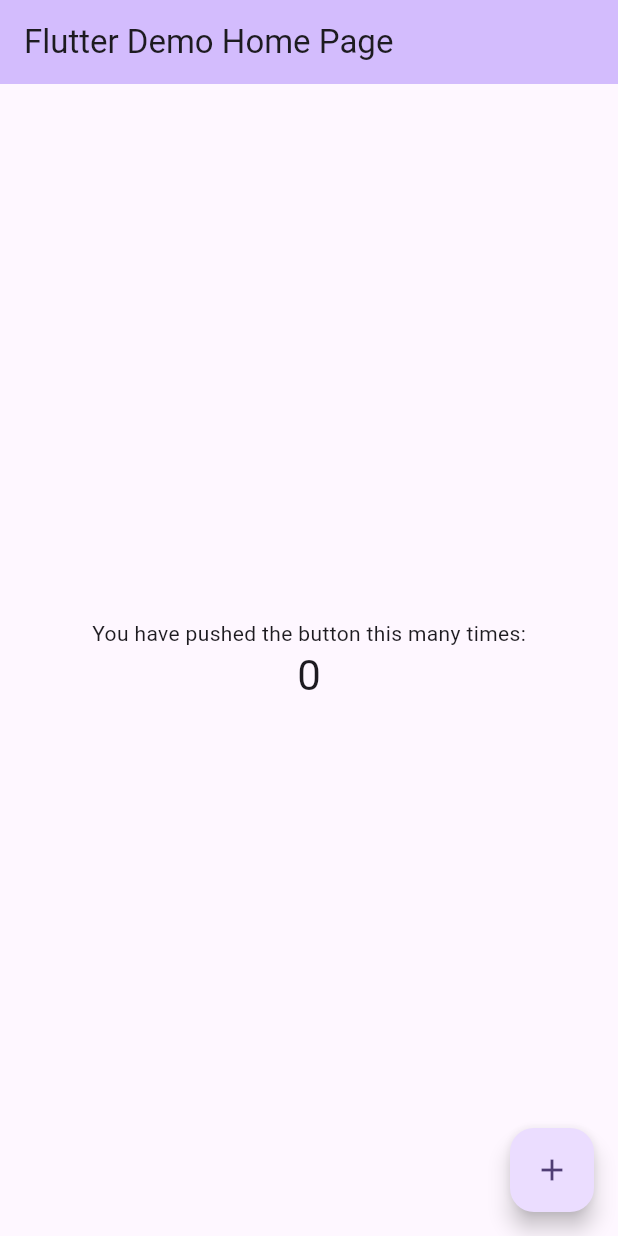
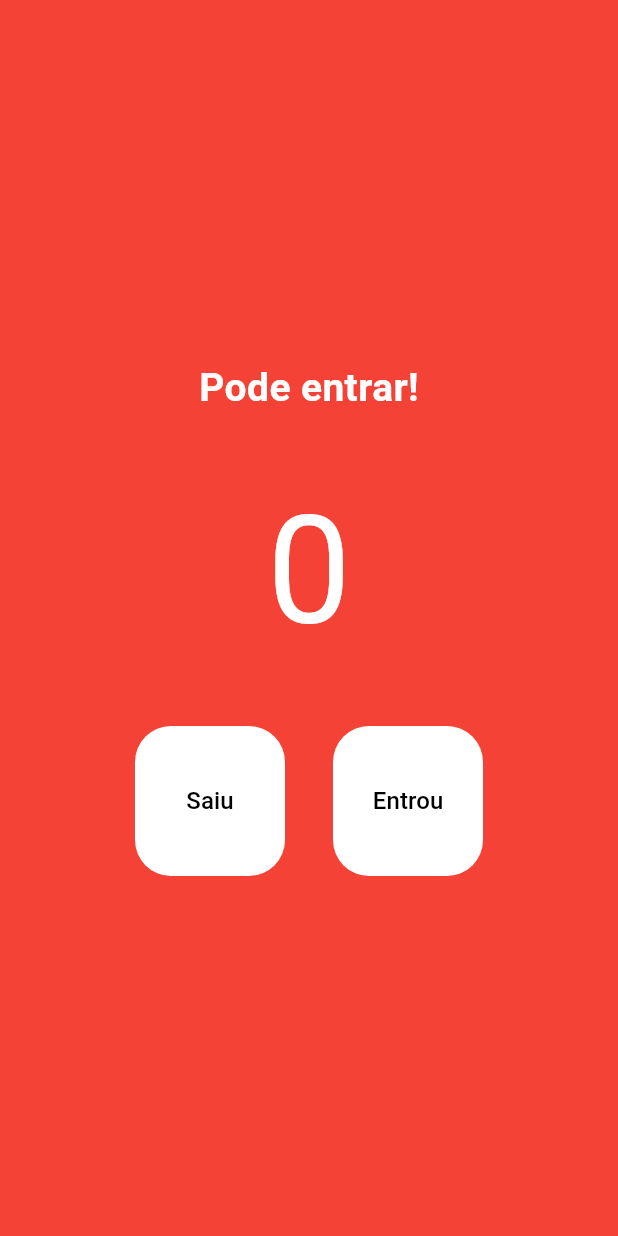
Before and after one commit to HeDuz7/Contador-Flutter, a Flutter app: the screen it shows after launch, on a phone screen of 412 x 824 dp. Run offline on Flutter 3.47's test engine with Material 3 defaults, Android fonts, the phone set to English and light mode, and no system bars.

Commit message:
Layout V1
Signed-off-by: HeDuz7 <notluiz901@gmail.com>

```diff
--- a/contador/lib/main.dart
+++ b/contador/lib/main.dart
@@ -6,120 +6,85 @@ void main() {
 
 class MyApp extends StatelessWidget {
   const MyApp({super.key});
-
-  // This widget is the root of your application.
   @override
   Widget build(BuildContext context) {
-    return MaterialApp(
-      title: 'Flutter Demo',
-      theme: ThemeData(
-        // This is the theme of your application.
-        //
-        // TRY THIS: Try running your application with "flutter run". You'll see
-        // the application has a purple toolbar. Then, without quitting the app,
-        // try changing the seedColor in the colorScheme below to Colors.green
-        // and then invoke "hot reload" (save your changes or press the "hot
-        // reload" button in a Flutter-supported IDE, or press "r" if you used
-        // the command line to start the app).
-        //
-        // Notice that the counter didn't reset back to zero; the application
-        // state is not lost during the reload. To reset the state, use hot
-        // restart instead.
-        //
-        // This works for code too, not just values: Most code changes can be
-        // tested with just a hot reload.
-        colorScheme: ColorScheme.fromSeed(seedColor: Colors.deepPurple),
-        useMaterial3: true,
-      ),
-      home: const MyHomePage(title: 'Flutter Demo Home Page'),
-    );
+    return const MaterialApp(home: HomePage());
   }
 }
 
-class MyHomePage extends StatefulWidget {
-  const MyHomePage({super.key, required this.title});
+class HomePage extends StatelessWidget {
+  const HomePage({super.key});
 
-  // This widget is the home page of your application. It is stateful, meaning
-  // that it has a State object (defined below) that contains fields that affect
-  // how it looks.
+  void decrement(){
+    print("Decrement");
+  }
 
-  // This class is the configuration for the state. It holds the values (in this
-  // case the title) provided by the parent (in this case the App widget) and
-  // used by the build method of the State. Fields in a Widget subclass are
-  // always marked "final".
-
-  final String title;
-
-  @override
-  State<MyHomePage> createState() => _MyHomePageState();
-}
-
-class _MyHomePageState extends State<MyHomePage> {
-  int _counter = 0;
-
-  void _incrementCounter() {
-    setState(() {
-      // This call to setState tells the Flutter framework that something has
-      // changed in this State, which causes it to rerun the build method below
-      // so that the display can reflect the updated values. If we changed
-      // _counter without calling setState(), then the build method would not be
-      // called again, and so nothing would appear to happen.
-      _counter++;
-    });
+    void increment(){
+    print("Increment");
   }
 
   @override
   Widget build(BuildContext context) {
-    // This method is rerun every time setState is called, for instance as done
-    // by the _incrementCounter method above.
-    //
-    // The Flutter framework has been optimized to make rerunning build methods
-    // fast, so that you can just rebuild anything that needs updating rather
-    // than having to individually change instances of widgets.
+    TextButton.styleFrom(backgroundColor: Colors.white,
+                    );
     return Scaffold(
-      appBar: AppBar(
-        // TRY THIS: Try changing the color here to a specific color (to
-        // Colors.amber, perhaps?) and trigger a hot reload to see the AppBar
-        // change color while the other colors stay the same.
-        backgroundColor: Theme.of(context).colorScheme.inversePrimary,
-        // Here we take the value from the MyHomePage object that was created by
-        // the App.build method, and use it to set our appbar title.
-        title: Text(widget.title),
-      ),
-      body: Center(
-        // Center is a layout widget. It takes a single child and positions it
-        // in the middle of the parent.
-        child: Column(
-          // Column is also a layout widget. It takes a list of children and
-          // arranges them vertically. By default, it sizes itself to fit its
-          // children horizontally, and tries to be as tall as its parent.
-          //
-          // Column has various properties to control how it sizes itself and
-          // how it positions its children. Here we use mainAxisAlignment to
-          // center the children vertically; the main axis here is the vertical
-          // axis because Columns are vertical (the cross axis would be
-          // horizontal).
-          //
-          // TRY THIS: Invoke "debug painting" (choose the "Toggle Debug Paint"
-          // action in the IDE, or press "p" in the console), to see the
-          // wireframe for each widget.
-          mainAxisAlignment: MainAxisAlignment.center,
-          children: <Widget>[
+        backgroundColor: Colors.red,
+        body: Column(
+          mainAxisAlignment:
+              MainAxisAlignment.center, //alinha os itens do Children
+          children: [
             const Text(
-              'You have pushed the button this many times:',
+              "Pode entrar!",
+              style: TextStyle(
+                  fontSize: 26,
+                  color: Colors.white,
+                  fontWeight: FontWeight.w700),
             ),
-            Text(
-              '$_counter',
-              style: Theme.of(context).textTheme.headlineMedium,
+            const SizedBox(height: 32), // Espaço no meio
+            const Text("0",
+                style: TextStyle(
+                  fontSize: 100,
+                  color: Colors.white,
+                )),
+                const SizedBox(height: 32), // Espaço no meio
+            Row(
+              mainAxisAlignment:
+              MainAxisAlignment.center,
+              children: [
+              TextButton(
+                onPressed: decrement,
+                style: TextButton.styleFrom(
+                  foregroundColor: Colors.black, backgroundColor: Colors.white,
+                  fixedSize: const Size(100, 100),
+                  shape: RoundedRectangleBorder(
+                    borderRadius: BorderRadius.circular(24),
+                  ),
+                ),
+                child: const Text(
+                  "Saiu",
+                  style: TextStyle(
+                    color: Colors.black,
+                    fontSize: 16,
+                  ),
+                ),
+              ),
+                const SizedBox(width: 32), // Espaço no meio
+                 TextButton(
+                    onPressed: increment,
+                    style: TextButton.styleFrom(
+                  foregroundColor: Colors.black, backgroundColor: Colors.white,
+                  fixedSize: const Size(100, 100),
+                    shape: RoundedRectangleBorder(
+                    borderRadius: BorderRadius.circular(24),
+                  ),
+                ),
+                    child: const Text(
+                      "Entrou",
+                      style: TextStyle(color: Colors.black, fontSize: 16,),
+                    ))
+              ],
             ),
           ],
-        ),
-      ),
-      floatingActionButton: FloatingActionButton(
-        onPressed: _incrementCounter,
-        tooltip: 'Increment',
-        child: const Icon(Icons.add),
-      ), // This trailing comma makes auto-formatting nicer for build methods.
-    );
+        ));
   }
 }
```
